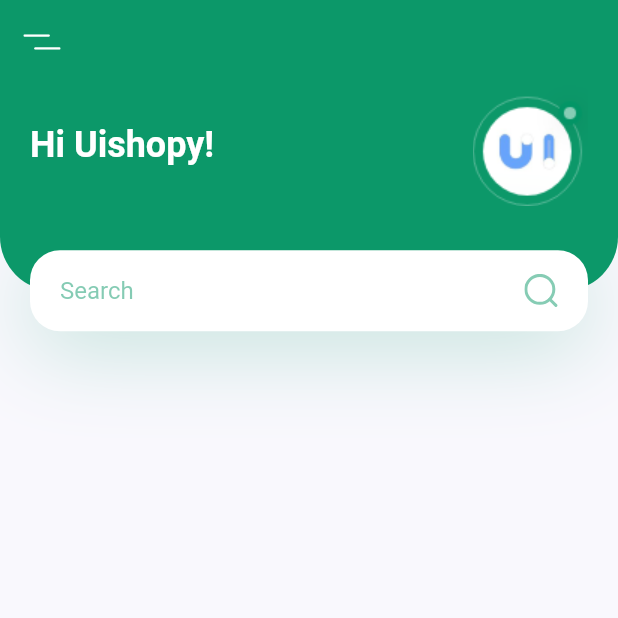
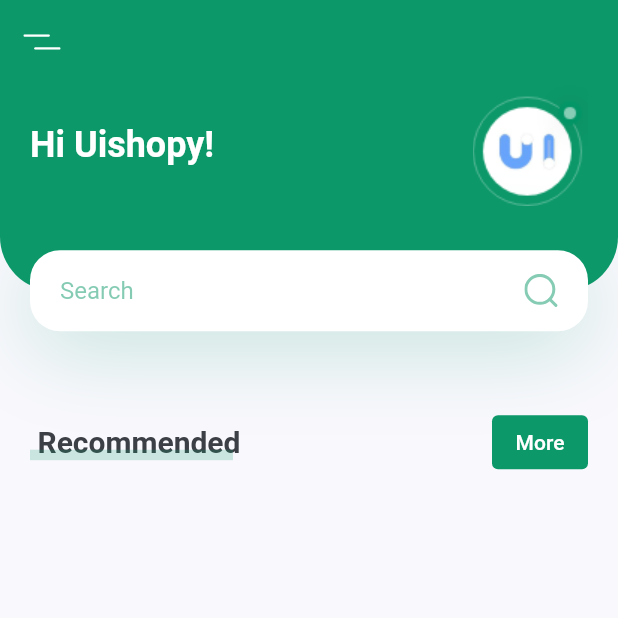
Before and after one commit to sEmoto0808/Flutter-Plant-App, a Flutter app: the screen it shows after launch, on a phone screen of 412 x 824 dp, the top half of it. Run offline on Flutter 3.47's test engine with Material 2 defaults, Android fonts, the phone set to English and light mode, and no system bars; our stand-ins replace flutter_svg.

Commit message:
create title_with_more_button

```diff
--- a/lib/screens/home/components/body.dart
+++ b/lib/screens/home/components/body.dart
@@ -1,4 +1,6 @@
 import 'package:flutter/material.dart';
+import 'package:flutter_plant_app/constants.dart';
+import 'package:flutter_plant_app/screens/home/components/title_with_more_button.dart';
 
 import 'header_with_search_box.dart';
 
@@ -13,6 +15,7 @@ class Body extends StatelessWidget {
       child: Column(
         children: [
           HeaderWithSearchBox(size: size),
+          TitleWithMoreButton(title: 'Recommended', onPressed: () {}),
         ],
       ),
     );
--- /dev/null
+++ b/lib/screens/home/components/title_with_more_button.dart
@@ -0,0 +1,78 @@
+import 'package:flutter/material.dart';
+
+import '../../../constants.dart';
+
+class TitleWithMoreButton extends StatelessWidget {
+  const TitleWithMoreButton({
+    Key? key,
+    required this.title,
+    required this.onPressed,
+  }) : super(key: key);
+
+  final String title;
+  final Function onPressed;
+
+  @override
+  Widget build(BuildContext context) {
+    return Padding(
+      padding: const EdgeInsets.symmetric(horizontal: kDefaultPadding),
+      child: Row(
+        children: [
+          TitleWithCustomUnderline(text: title),
+          Spacer(),
+          TextButton(
+            onPressed: () => onPressed,
+            child: const Text(
+              'More',
+              style: TextStyle(
+                  color: Colors.white, backgroundColor: kPrimaryColor),
+            ),
+            style: ButtonStyle(
+                backgroundColor:
+                MaterialStateProperty.all<Color>(kPrimaryColor)),
+          )
+        ],
+      ),
+    );
+  }
+}
+
+class TitleWithCustomUnderline extends StatelessWidget {
+  const TitleWithCustomUnderline({
+    Key? key,
+    required this.text,
+  }) : super(key: key);
+
+  final String text;
+
+  @override
+  Widget build(BuildContext context) {
+    return SizedBox(
+      height: 24,
+      child: Stack(
+        children: [
+          Padding(
+            padding: const EdgeInsets.only(left: kDefaultPadding / 4),
+            child: Text(
+              text,
+              style: const TextStyle(
+                fontSize: 20,
+                fontWeight: FontWeight.bold,
+              ),
+            ),
+          ),
+          Positioned(
+            bottom: 0,
+            left: 0,
+            right: 0,
+            child: Container(
+              margin: const EdgeInsets.only(right: kDefaultPadding / 4),
+              height: 7,
+              color: kPrimaryColor.withOpacity(0.2),
+            ),
+          ),
+        ],
+      ),
+    );
+  }
+}
```
